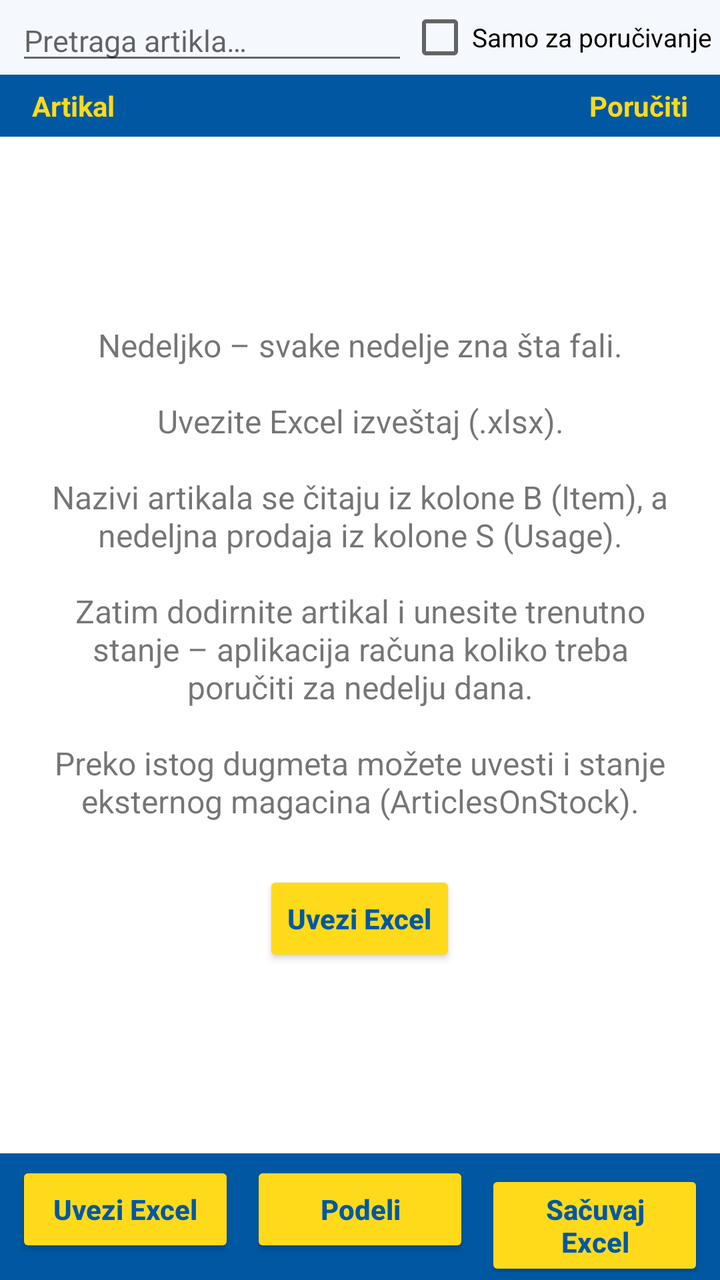
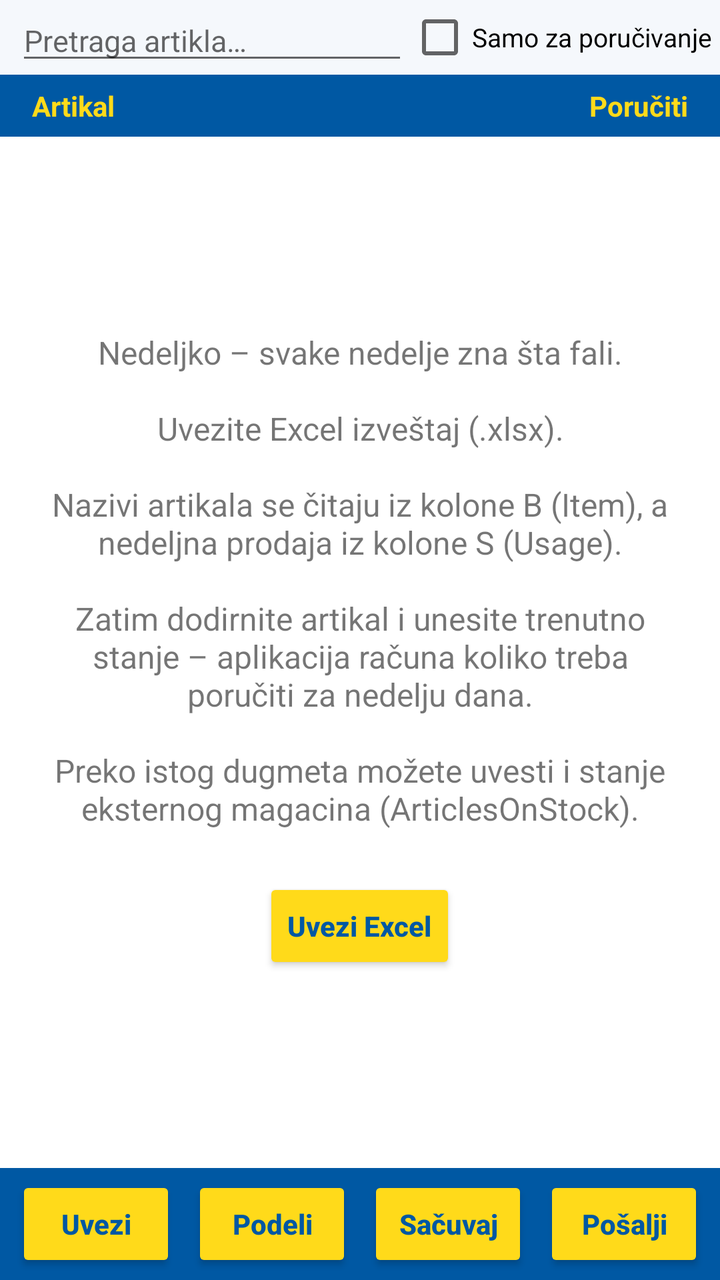

Before-and-after screenshots of an Android layout around one commit, followed by the original layout XML and the change that was made.
<!-- AndroidManifest.xml: application theme AppTheme -->
<!-- res/layout/activity_main.xml -->
<?xml version="1.0" encoding="utf-8"?>
<LinearLayout xmlns:android="http://schemas.android.com/apk/res/android"
    android:layout_width="match_parent"
    android:layout_height="match_parent"
    android:orientation="vertical">

    
    <LinearLayout
        android:id="@+id/summary"
        android:layout_width="match_parent"
        android:layout_height="wrap_content"
        android:background="@color/summary_bg"
        android:orientation="vertical"
        android:paddingStart="8dp"
        android:paddingEnd="8dp"
        android:paddingTop="6dp"
        android:paddingBottom="6dp"
        android:visibility="gone">

        <LinearLayout
            android:layout_width="match_parent"
            android:layout_height="wrap_content"
            android:orientation="horizontal">

            <TextView
                android:id="@+id/stat_entered"
                style="@style/StatTile"
                android:layout_width="0dp"
                android:layout_height="wrap_content"
                android:layout_weight="1" />

            <TextView
                android:id="@+id/stat_order"
                style="@style/StatTile"
                android:layout_width="0dp"
                android:layout_height="wrap_content"
                android:layout_weight="1" />

            <TextView
                android:id="@+id/stat_shortage"
                style="@style/StatTile"
                android:layout_width="0dp"
                android:layout_height="wrap_content"
                android:layout_weight="1" />
        </LinearLayout>

        <TextView
            android:id="@+id/summary_source"
            android:layout_width="match_parent"
            android:layout_height="wrap_content"
            android:layout_marginTop="2dp"
            android:ellipsize="middle"
            android:gravity="center"
            android:maxLines="2"
            android:textColor="@color/navy"
            android:textSize="11sp" />
    </LinearLayout>

    
    <LinearLayout
        android:layout_width="match_parent"
        android:layout_height="wrap_content"
        android:gravity="center_vertical"
        android:orientation="horizontal"
        android:paddingStart="8dp"
        android:paddingEnd="4dp">

        <EditText
            android:id="@+id/search"
            android:layout_width="0dp"
            android:layout_height="wrap_content"
            android:layout_weight="1"
            android:hint="@string/search_hint"
            android:importantForAutofill="no"
            android:inputType="text"
            android:maxLines="1"
            android:textSize="15sp" />

        <CheckBox
            android:id="@+id/only_order"
            android:layout_width="wrap_content"
            android:layout_height="wrap_content"
            android:text="@string/only_order_short"
            android:textSize="13sp" />
    </LinearLayout>

    <LinearLayout
        android:layout_width="match_parent"
        android:layout_height="wrap_content"
        android:background="@color/primary"
        android:orientation="horizontal"
        android:paddingStart="16dp"
        android:paddingEnd="16dp"
        android:paddingTop="6dp"
        android:paddingBottom="6dp">

        <TextView
            android:layout_width="0dp"
            android:layout_height="wrap_content"
            android:layout_weight="1"
            android:text="@string/col_item"
            android:textColor="@color/yellow"
            android:textStyle="bold" />

        <TextView
            android:layout_width="wrap_content"
            android:layout_height="wrap_content"
            android:text="@string/col_order"
            android:textColor="@color/yellow"
            android:textStyle="bold" />
    </LinearLayout>

    <FrameLayout
        android:layout_width="match_parent"
        android:layout_height="0dp"
        android:layout_weight="1">

        <ListView
            android:id="@+id/list"
            android:layout_width="match_parent"
            android:layout_height="match_parent"
            android:background="#FFFFFF"
            android:divider="#DCE6F0"
            android:dividerHeight="1dp" />

        <LinearLayout
            android:id="@+id/empty"
            android:layout_width="match_parent"
            android:layout_height="match_parent"
            android:gravity="center"
            android:orientation="vertical"
            android:padding="24dp">

            <TextView
                android:layout_width="wrap_content"
                android:layout_height="wrap_content"
                android:gravity="center"
                android:text="@string/empty_text"
                android:textSize="16sp" />

            <Button
                android:id="@+id/import_button"
                style="@style/YellowButton"
                android:layout_width="wrap_content"
                android:layout_height="wrap_content"
                android:layout_marginTop="24dp"
                android:text="@string/action_import" />
        </LinearLayout>
    </FrameLayout>

    
    <LinearLayout
        android:id="@+id/bottom_bar"
        android:layout_width="match_parent"
        android:layout_height="wrap_content"
        android:background="@color/primary"
        android:orientation="horizontal"
        android:padding="4dp">

        <Button
            android:id="@+id/btn_import"
            style="@style/BarButton"
            android:layout_width="0dp"
            android:layout_height="wrap_content"
            android:layout_weight="1"
            android:text="@string/bar_import" />

        <Button
            android:id="@+id/btn_share"
            style="@style/BarButton"
            android:layout_width="0dp"
            android:layout_height="wrap_content"
            android:layout_weight="1"
            android:text="@string/bar_share" />

        <Button
            android:id="@+id/btn_export"
            style="@style/BarButton"
            android:layout_width="0dp"
            android:layout_height="wrap_content"
            android:layout_weight="1"
            android:text="@string/bar_export" />
    </LinearLayout>
</LinearLayout>
<!-- resources referenced by this layout -->
<resources>
  <color name="navy">#0A2A4D</color>
  <color name="primary">#0058A3</color>
  <color name="summary_bg">#FFDA1A</color>
  <color name="yellow">#FFDA1A</color>
  <string name="action_import">Uvezi Excel</string>
  <string name="bar_export">Sačuvaj Excel</string>
  <string name="bar_import">Uvezi Excel</string>
  <string name="bar_share">Podeli</string>
  <string name="col_item">Artikal</string>
  <string name="col_order">Poručiti</string>
  <string name="empty_text">Nedeljko – svake nedelje zna šta fali.\n\nUvezite Excel izveštaj (.xlsx).\n\nNazivi artikala se čitaju iz kolone B (Item), a nedeljna prodaja iz kolone S (Usage).\n\nZatim dodirnite artikal i unesite trenutno stanje – aplikacija računa koliko treba poručiti za nedelju dana.\n\nPreko istog dugmeta možete uvesti i stanje eksternog magacina (ArticlesOnStock).</string>
  <string name="only_order_short">Samo za poručivanje</string>
  <string name="search_hint">Pretraga artikla…</string>
  <style name="BarButton" parent="YellowButton">
          <item name="android:layout_marginStart">4dp</item>
          <item name="android:layout_marginEnd">4dp</item>
          <item name="android:textSize">14sp</item>
      </style>
  <style name="StatTile">
          <item name="android:gravity">center</item>
          <item name="android:textColor">@color/navy</item>
          <item name="android:textSize">12sp</item>
          <item name="android:lineSpacingExtra">1dp</item>
      </style>
  <style name="YellowButton" parent="android:Widget.Material.Button">
          <item name="android:backgroundTint">@color/yellow</item>
          <item name="android:textColor">@color/primary</item>
          <item name="android:textStyle">bold</item>
          <item name="android:textAllCaps">false</item>
      </style>
  <style name="AppTheme" parent="android:Theme.Material.Light.DarkActionBar">
          <item name="android:colorPrimary">@color/primary</item>
          <item name="android:colorPrimaryDark">@color/primary_dark</item>
          <item name="android:colorAccent">@color/accent</item>
          <item name="android:actionBarStyle">@style/AppActionBar</item>
          <item name="android:windowBackground">@color/list_bg</item>
      </style>
  <color name="primary_dark">#004A8C</color>
  <color name="accent">#0058A3</color>
  <style name="AppActionBar" parent="android:Widget.Material.ActionBar.Solid">
          <item name="android:background">@color/primary</item>
          <item name="android:titleTextStyle">@style/AppActionBarTitle</item>
      </style>
  <color name="list_bg">#F5F8FC</color>
  <style name="AppActionBarTitle" parent="android:TextAppearance.Material.Widget.ActionBar.Title">
          <item name="android:textColor">@color/yellow</item>
          <item name="android:textStyle">bold</item>
      </style>
</resources>

<!-- the commit's change to res/layout/activity_main.xml (unified diff, before → after) -->
@@ -180,5 +180,13 @@
             android:layout_height="wrap_content"
             android:layout_weight="1"
             android:text="@string/bar_export" />
+
+        <Button
+            android:id="@+id/btn_mail"
+            style="@style/BarButton"
+            android:layout_width="0dp"
+            android:layout_height="wrap_content"
+            android:layout_weight="1"
+            android:text="@string/bar_mail" />
     </LinearLayout>
 </LinearLayout>
<!-- resource entries referenced after the edit -->
@@ -5,8 +5,9 @@
   <color name="summary_bg">#FFDA1A</color>
   <color name="yellow">#FFDA1A</color>
   <string name="action_import">Uvezi Excel</string>
-  <string name="bar_export">Sačuvaj Excel</string>
-  <string name="bar_import">Uvezi Excel</string>
+  <string name="bar_export">Sačuvaj</string>
+  <string name="bar_import">Uvezi</string>
+  <string name="bar_mail">Pošalji</string>
   <string name="bar_share">Podeli</string>
   <string name="col_item">Artikal</string>
   <string name="col_order">Poručiti</string>
